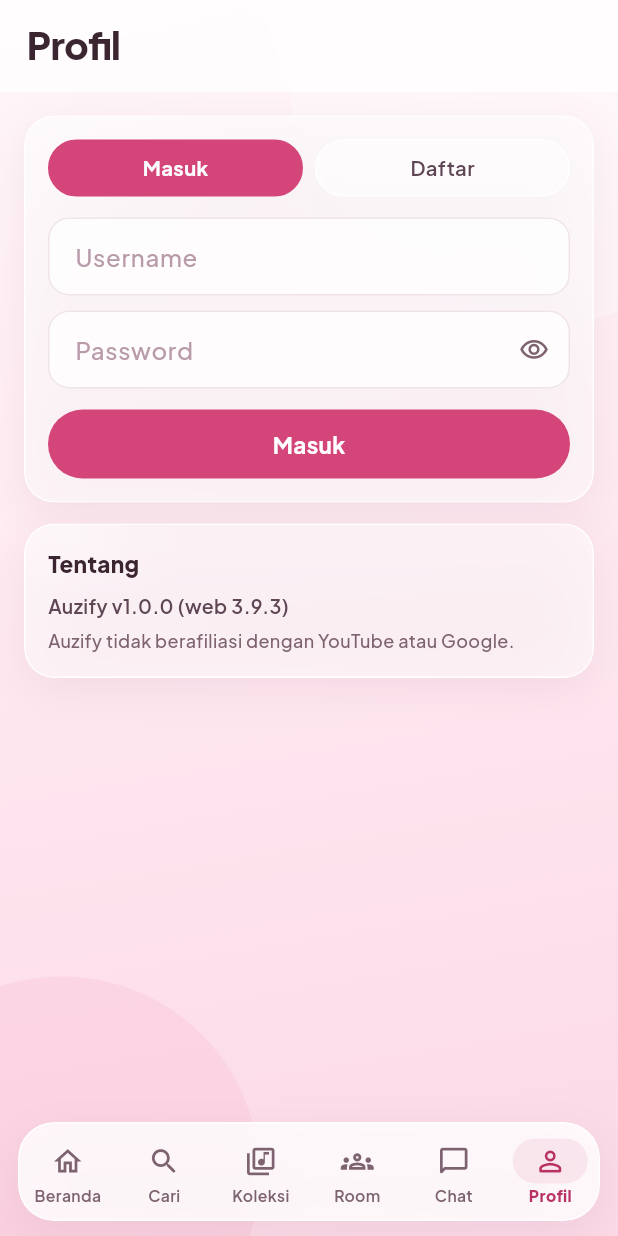
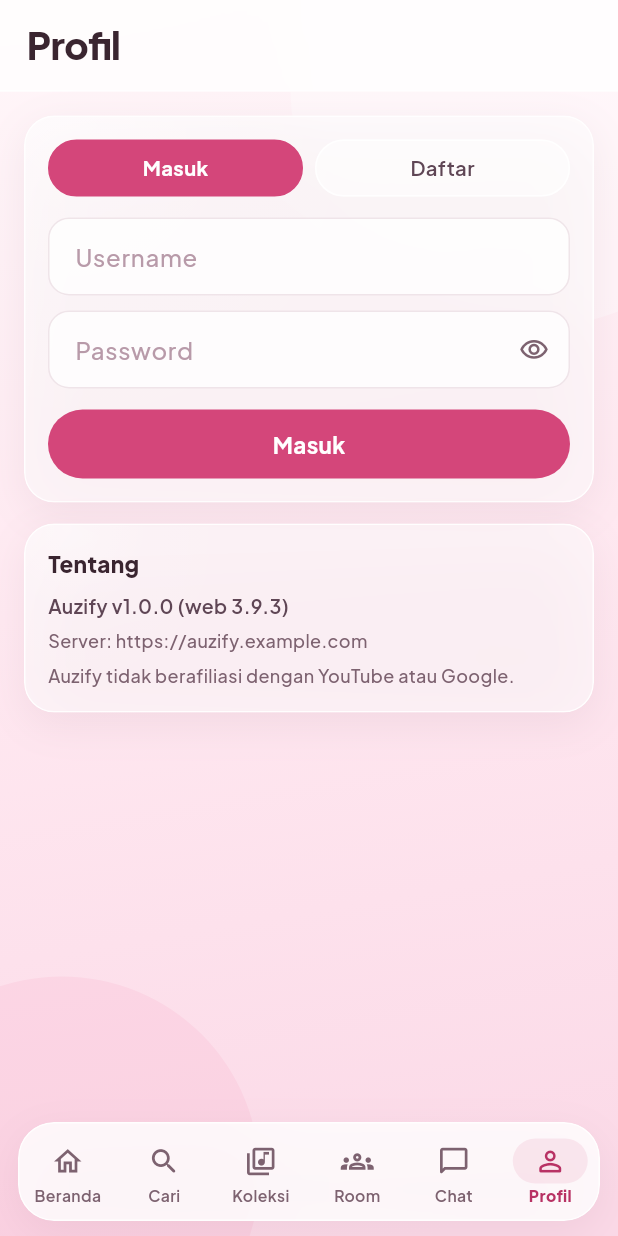
Before and after one commit to AustinOffc/austinplay_app, a Flutter app: the ProfileScreen screen opened by its route, on a phone screen of 412 x 824 dp. Run offline on Flutter 3.47's test engine with Material 3 defaults, Android fonts, the phone set to English and light mode, and no system bars; our stand-ins replace cached_network_image, dio, flutter_riverpod, flutter_secure_storage, go_router, shared_preferences; accounts and stored records are empty; network calls fail.

Commit message:
Update via Austin Store Tools

```diff
--- a/lib/screens/profile_screen.dart
+++ b/lib/screens/profile_screen.dart
@@ -36,6 +36,9 @@ class ProfileScreen extends ConsumerWidget {
                     SizedBox(height: 8),
                     Text('Auzify v${AppConfig.appVersion} (web ${AppConfig.webVersion})',
                         style: TextStyle(fontSize: 13, color: T.ink2, fontWeight: FontWeight.w600)),
+                    SizedBox(height: 6),
+                    Text('Server: ${AppConfig.apiBase}',
+                        style: TextStyle(fontSize: 12, color: T.ink3, fontWeight: FontWeight.w500)),
                     SizedBox(height: 6),
                     Text('Auzify tidak berafiliasi dengan YouTube atau Google.',
                         style: TextStyle(fontSize: 12, color: T.ink3, fontWeight: FontWeight.w500)),
```
